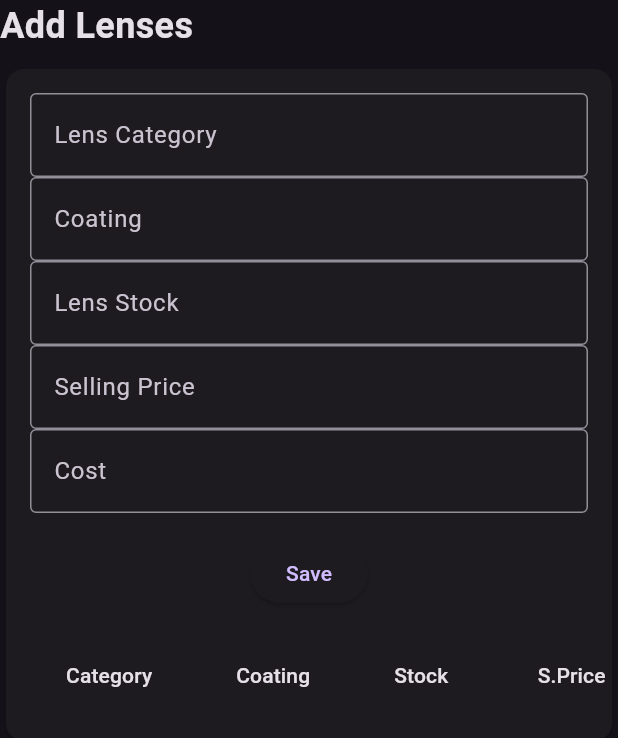
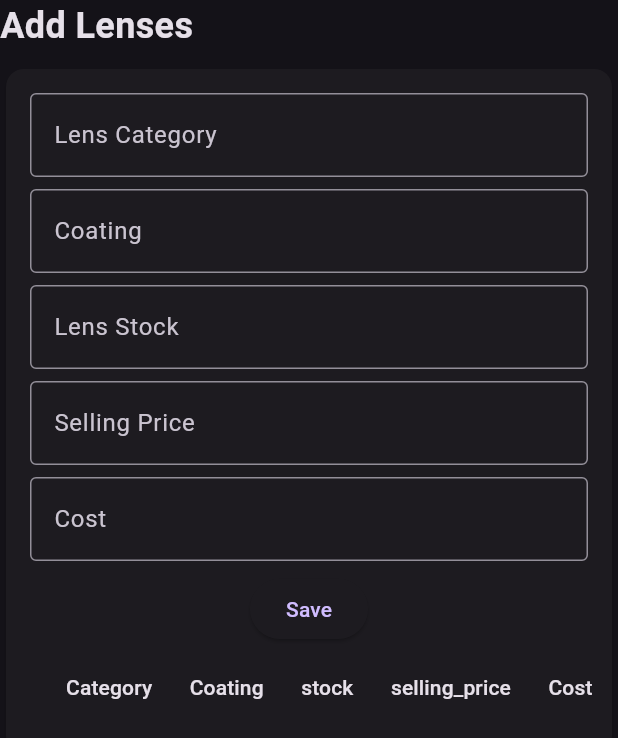
Before and after one commit to thelllmike/optical_service, a Flutter app: the ProductFormSection widget shown alone on an empty page, opened directly, on a phone screen of 412 x 824 dp. Shown: the top 738 px of the screen. Run offline on Flutter 3.47's test engine with Material 3 defaults, Android fonts, the phone set to English and light mode, and no system bars; our stand-ins replace fl_chart; network calls fail.

Commit message:
colum space,data fech,table allignment

```diff
--- a/lib/screens/addproduct.dart
+++ b/lib/screens/addproduct.dart
@@ -1,5 +1,21 @@
 import 'package:flutter/material.dart';
+import 'package:http/http.dart' as http;
+import 'dart:convert';
 import 'package:optical_desktop/screens/sidebar/sidebar.dart'; // Ensure this import is correct
+
+// Replace with your actual API base URL
+const String baseUrl = "http://localhost:8001";
+
+Future<http.Response> addProduct(
+    String endpoint, Map<String, dynamic> productData) {
+  return http.post(
+    Uri.parse('$baseUrl/$endpoint'),
+    headers: <String, String>{
+      'Content-Type': 'application/json; charset=UTF-8',
+    },
+    body: jsonEncode(productData),
+  );
+}
 
 class AddProductScreen extends StatelessWidget {
   @override
@@ -8,10 +24,10 @@ class AddProductScreen extends StatelessWidget {
       appBar: AppBar(title: Text('Add Product')),
       body: Row(
         children: <Widget>[
-          Sidebar(), // Added Sidebar
+          Sidebar(), // Uncomment and ensure the Sidebar widget is correctly implemented
           VerticalDivider(thickness: 1, width: 1),
           Expanded(
-            flex: 1,
+            flex: 4,
             child: SingleChildScrollView(
               padding: EdgeInsets.all(16.0),
               child: ProductFormSection(
@@ -21,17 +37,23 @@ class AddProductScreen extends StatelessWidget {
                   'Coating',
                   'Lens Stock',
                   'Selling Price',
-                  'Cost',
-
+                  'Cost'
                 ],
-                tableHeaders: ['Category', 'Coating', 'Stock', ' S.Price','Cost'], // Add your table headers
+                endpoint: 'add_lens',
+                tableHeaders: [
+                  'Category',
+                  'Coating',
+                  'stock',
+                  'selling_price',
+                  'Cost'
+                ], // Add your table headers
                 tableData: [], // Add your table data
               ),
             ),
           ),
           VerticalDivider(thickness: 1, width: 1),
           Expanded(
-            flex: 1,
+            flex: 6,
             child: SingleChildScrollView(
               padding: EdgeInsets.all(16.0),
               child: ProductFormSection(
@@ -44,10 +66,20 @@ class AddProductScreen extends StatelessWidget {
                   'Model',
                   'Color',
                   'Selling Price',
-                  'Wholesale Price',
+                  'Wholesale Price'
                 ],
-                tableHeaders: ['Frame', 'Brand', 'Size','Qnt', 'Model', 'Color'  ,'S.price','Cost' ], // Add your table headers
-                tableData: [], // Add your table data
+                endpoint: 'add_frame',
+                tableHeaders: [
+                  'Frame',
+                  'Brand',
+                  'Size',
+                  'stock',
+                  'Model',
+                  'Color',
+                  'selling_price',
+                  'wholesale_price',
+                ], // Add your table headers
+                tableData: [],
               ),
             ),
           ),
@@ -61,14 +93,15 @@ class ProductFormSection extends StatefulWidget {
   final String title;
   final List<String> fields;
   final List<String> tableHeaders;
-  final List<List<String>> tableData;
+  final String endpoint;
 
   const ProductFormSection({
     Key? key,
     required this.title,
     required this.fields,
+    required this.endpoint,
     required this.tableHeaders,
-    required this.tableData,
+    required List tableData,
   }) : super(key: key);
 
   @override
@@ -77,11 +110,14 @@ class ProductFormSection extends StatefulWidget {
 
 class _ProductFormSectionState extends State<ProductFormSection> {
   late List<TextEditingController> controllers;
+  List<List<String>> tableData = []; // Define tableData as a state variable
+  // List<List<dynamic>> tableData = []; // Define tableData as a state variable
 
   @override
   void initState() {
     super.initState();
     controllers = widget.fields.map((_) => TextEditingController()).toList();
+    fetchData(); // Fetch data when the widget is initialized
   }
 
   @override
@@ -92,28 +128,95 @@ class _ProductFormSectionState extends State<ProductFormSection> {
     super.dispose();
   }
 
+  Future<void> fetchData() async {
+    String fetchEndpoint = widget.endpoint == 'add_lens' ? 'lenses' : 'frames';
+    try {
+      var response = await http.get(Uri.parse('$baseUrl/$fetchEndpoint'));
+      if (response.statusCode == 200) {
+        List<dynamic> dataList = jsonDecode(response.body);
+        setState(() {
+          tableData = dataList.map((item) {
+            return widget.tableHeaders.map((header) {
+              String key = convertToKey(header);
+              // Check if the item is a Map and contains the key
+              if (item is Map<String, dynamic> && item.containsKey(key)) {
+                // Check for null before calling toString
+                var value = item[key];
+                return value != null ? value.toString() : 'N/A';
+              }
+              return 'N/A'; // Default value if key is not present
+            }).toList();
+          }).toList();
+        });
+      } else {
+        print('Failed to load data: ${response.body}');
+      }
+    } catch (e) {
+      print('Network Error: $e');
+    }
+  }
+
+  String convertToKey(String header) {
+    // Your conversion logic here, ensure it matches the JSON response keys
+    return header.replaceAll(' ', '_').toLowerCase();
+  }
+
+  Future<void> handleSubmit() async {
+    Map<String, dynamic> productData;
+
+    // Determine which form is being submitted by checking the endpoint
+    if (widget.endpoint == 'add_lens') {
+      productData = {
+        "category": controllers[0].text,
+        "coating": controllers[1].text,
+        "stock": controllers[2].text,
+        "selling_price": controllers[3].text,
+        "cost": controllers[4].text,
+      };
+    } else if (widget.endpoint == 'add_frame') {
+      productData = {
+        "brand": controllers[0].text,
+        "frame": controllers[1].text,
+        "size": controllers[2].text,
+        "stock": controllers[3].text,
+        "model": controllers[4].text,
+        "color": controllers[5].text,
+        "selling_price": controllers[6].text,
+        "wholesale_price": controllers[7].text,
+      };
+    } else {
+      ScaffoldMessenger.of(context).showSnackBar(
+          SnackBar(content: Text('Invalid endpoint: ${widget.endpoint}')));
+      return;
+    }
+
+    try {
+      var response = await addProduct(widget.endpoint, productData);
+      if (response.statusCode == 200) {
+        ScaffoldMessenger.of(context).showSnackBar(
+            SnackBar(content: Text('Product Added Successfully')));
+      } else {
+        ScaffoldMessenger.of(context).showSnackBar(
+            SnackBar(content: Text('Error Adding Product: ${response.body}')));
+      }
+    } catch (e) {
+      ScaffoldMessenger.of(context)
+          .showSnackBar(SnackBar(content: Text('Network Error: $e')));
+    }
+  }
+
   @override
   Widget build(BuildContext context) {
-    List<Widget> formFields = List.generate(widget.fields.length, (index) {
-      return TextField(
-        controller: controllers[index],
-        decoration: InputDecoration(
-          labelText: widget.fields[index],
-          border: OutlineInputBorder(),
-        ),
-      );
-    });
+    List<DataColumn> columns = widget.tableHeaders
+        .map((header) => DataColumn(label: Text(header)))
+        .toList();
 
-    formFields.add(SizedBox(height: 16));
-    formFields.add(ElevatedButton(
-      onPressed: () {
-        // Implement your logic to handle form submission
-      },
-      child: Text('Save'),
-    ));
-
-    formFields.add(SizedBox(height: 16));
-    formFields.add(buildTable()); // Add the table to the form
+    List<DataRow> rows = tableData
+        .map((data) => DataRow(
+              cells:
+                  data.map((cell) => DataCell(Text(cell.toString()))).toList(),
+            ))
+        .toList();
 
     return Column(
       crossAxisAlignment: CrossAxisAlignment.start,
@@ -127,24 +230,34 @@ class _ProductFormSectionState extends State<ProductFormSection> {
           child: Padding(
             padding: const EdgeInsets.all(16.0),
             child: Column(
-              children: formFields,
+              children: [
+                // Your form fields and Save button...
+                for (var i = 0; i < widget.fields.length; i++)
+                  Padding(
+                    padding: const EdgeInsets.only(bottom: 8.0),
+                    child: TextField(
+                      controller: controllers[i],
+                      decoration: InputDecoration(
+                        labelText: widget.fields[i],
+                        border: OutlineInputBorder(),
+                      ),
+
+                    ),
+                  ),
+                ElevatedButton(
+                  onPressed: handleSubmit,
+                  child: Text('Save'),
+                ),
+                DataTable(
+                  columnSpacing: 25, // Add columnSpacing here
+                  columns: columns,
+                  rows: rows,
+                ),
+              ],
             ),
           ),
         ),
       ],
     );
   }
-
-  Widget buildTable() {
-    return DataTable(
-      columns: widget.tableHeaders
-          .map((header) => DataColumn(label: Text(header)))
-          .toList(),
-      rows: widget.tableData
-          .map((row) => DataRow(
-                cells: row.map((cell) => DataCell(Text(cell))).toList(),
-              ))
-          .toList(),
-    );
-  }
 }
--- a/pubspec.yaml
+++ b/pubspec.yaml
@@ -48,6 +48,7 @@ dev_dependencies:
   flutter_lints: ^2.0.0
   fl_chart: ^0.36.0
   intl: ^0.17.0
+  http: ^0.13.3
 
 # For information on the generic Dart part of this file, see the
 # following page: https://dart.dev/tools/pub/pubspec
```
Also changed, not shown: lib/screens/apiservices.dart (added, +18 -0 lines), pubspec.lock.
